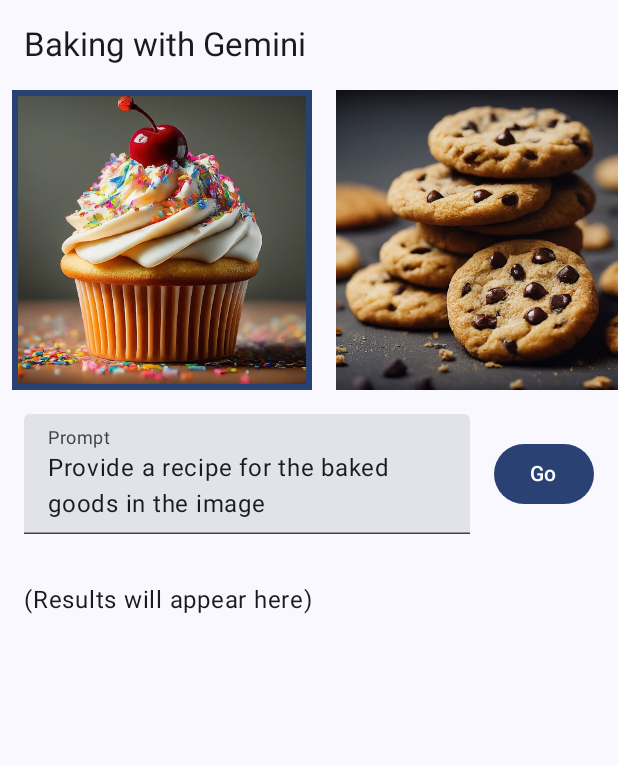
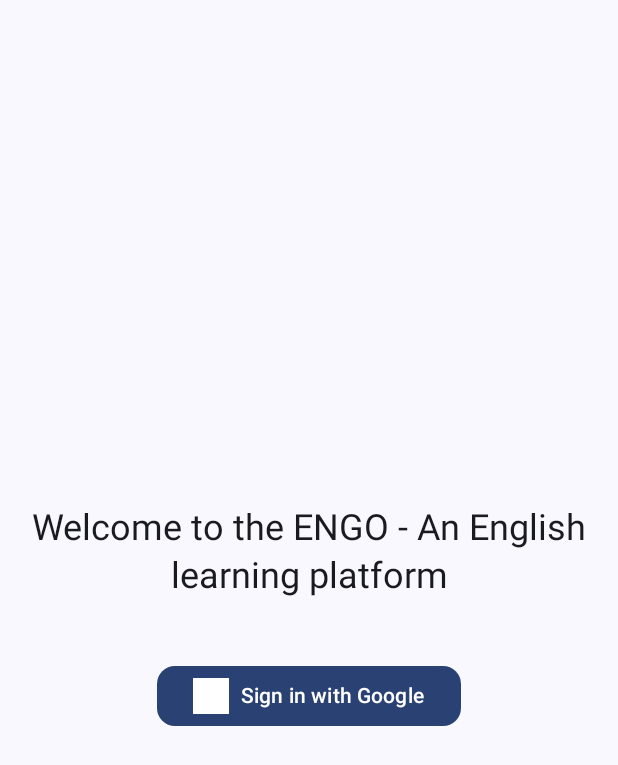
Before and after one commit to saurav12bisht/Engo, an Android app built with Jetpack Compose: the screen it shows after launch (MainActivity), on a phone screen of 412 x 824 dp. Shown: the top 765 px of the screen. Run offline under Robolectric (Android 15) with nearby library versions, the phone set to English and light mode, and no system bars; our stand-ins replace Firebase (no records; nobody signed in at launch, a user with empty details on screens opened directly).

Commit message:
feat: Implement Firebase authentication and navigation
Adds Firebase authentication using Google Sign-In. This includes the necessary dependencies, Google Services plugin, and the default web client ID.

Introduces app navigation using Jetpack Navigation Compose. This sets up the navigation graph with Splash, Login, Home, and Profile screens.

- Creates a `SplashScreen` that navigates to the `LoginScreen`.
- Implements the `LoginScreen` with a "Sign in with Google" button.
- Adds a `HomeScreen` with a bottom navigation bar for switching between Chat and Profile views.
- Replaces the initial `BakingScreen` with the new `AppNavigation` in `MainActivity`.
- Updates project configuration files for Firebase and run targets.

```diff
--- /dev/null
+++ b/app/src/main/java/com/project/engo/AppNavigation.kt
@@ -0,0 +1,42 @@
+package com.project.engo
+
+import androidx.compose.runtime.Composable
+import androidx.navigation.NavHostController
+import androidx.navigation.compose.NavHost
+import androidx.navigation.compose.composable
+import androidx.navigation.compose.rememberNavController
+import com.google.firebase.auth.FirebaseAuth
+import com.project.engo.home.HomeScreen
+import com.project.engo.login.LoginScreen
+import com.project.engo.profile.ProfileScreen
+import com.project.engo.splash.SplashScreen
+
+// Step 1: Define Routes
+sealed class Screen(val route: String) {
+    object Splash : Screen("splash_screen")
+    object Home : Screen("home_screen")
+    object Profile : Screen("profile_screen")
+    object Login : Screen("login_screen")
+}
+
+// Step 2: Navigation Graph
+@Composable
+fun AppNavigation(navController: NavHostController = rememberNavController()) {
+    NavHost(
+        navController = navController,
+        startDestination = Screen.Splash.route
+    ) {
+        composable(Screen.Splash.route) {
+            SplashScreen(navController)
+        }
+        composable(Screen.Home.route) {
+            HomeScreen(navController)
+        }
+        composable(Screen.Profile.route) {
+            ProfileScreen(navController)
+        }
+        composable(Screen.Login.route) {
+            LoginScreen(navController, FirebaseAuth.getInstance())
+        }
+    }
+}
--- a/app/src/main/java/com/project/engo/MainActivity.kt
+++ b/app/src/main/java/com/project/engo/MainActivity.kt
@@ -19,7 +19,7 @@ class MainActivity : ComponentActivity() {
                     modifier = Modifier.fillMaxSize(),
                     color = MaterialTheme.colorScheme.background,
                 ) {
-                    BakingScreen()
+                    AppNavigation()
                 }
             }
         }
--- /dev/null
+++ b/app/src/main/java/com/project/engo/login/LoginScreen.kt
@@ -0,0 +1,114 @@
+package com.project.engo.login
+
+import android.widget.Toast
+import androidx.activity.compose.rememberLauncherForActivityResult
+import androidx.activity.result.contract.ActivityResultContracts
+import androidx.compose.foundation.layout.Arrangement
+import androidx.compose.foundation.layout.Column
+import androidx.compose.foundation.layout.Spacer
+import androidx.compose.foundation.layout.fillMaxSize
+import androidx.compose.foundation.layout.height
+import androidx.compose.foundation.layout.padding
+import androidx.compose.foundation.layout.size
+import androidx.compose.foundation.layout.width
+import androidx.compose.foundation.shape.RoundedCornerShape
+import androidx.compose.material3.Button
+import androidx.compose.material3.Icon
+import androidx.compose.material3.MaterialTheme
+import androidx.compose.material3.Text
+import androidx.compose.runtime.Composable
+import androidx.compose.runtime.remember
+import androidx.compose.ui.Alignment
+import androidx.compose.ui.Modifier
+import androidx.compose.ui.platform.LocalContext
+import androidx.compose.ui.res.painterResource
+import androidx.compose.ui.text.style.TextAlign
+import androidx.compose.ui.unit.dp
+import androidx.navigation.NavHostController
+import com.google.android.gms.auth.api.signin.GoogleSignIn
+import com.google.android.gms.auth.api.signin.GoogleSignInOptions
+import com.google.android.gms.common.api.ApiException
+import com.google.firebase.auth.FirebaseAuth
+import com.google.firebase.auth.GoogleAuthProvider
+import com.project.engo.R
+import com.project.engo.Screen
+
+@Composable
+fun LoginScreen(
+    navController: NavHostController,
+    auth: FirebaseAuth
+) {
+    val context = LocalContext.current
+    val googleSignInClient = remember {
+        val gso = GoogleSignInOptions.Builder(GoogleSignInOptions.DEFAULT_SIGN_IN)
+            .requestIdToken(context.getString(R.string.default_web_client_id)) // from google-services.json
+            .requestEmail()
+            .build()
+        GoogleSignIn.getClient(context, gso)
+    }
+    val launcher = rememberLauncherForActivityResult(
+        contract = ActivityResultContracts.StartActivityForResult()
+    ) { result ->
+        val task = GoogleSignIn.getSignedInAccountFromIntent(result.data)
+        try {
+            val account = task.getResult(ApiException::class.java)!!
+            val credential = GoogleAuthProvider.getCredential(account.idToken, null)
+
+            // Sign in with Firebase
+            auth.signInWithCredential(credential)
+                .addOnCompleteListener { task ->
+                    if (task.isSuccessful) {
+                        val user = auth.currentUser
+                        Toast.makeText(context, "Welcome ${user?.displayName}", Toast.LENGTH_SHORT)
+                            .show()
+
+                        navController.navigate(Screen.Home.route) {
+                            popUpTo(Screen.Profile.route) { inclusive = true }
+                        }
+                    } else {
+                        Toast.makeText(
+                            context,
+                            "Auth Failed: ${task.exception?.message}",
+                            Toast.LENGTH_SHORT
+                        ).show()
+                    }
+                }
+
+        } catch (e: ApiException) {
+            Toast.makeText(context, "Google Sign In Failed: ${e.message}", Toast.LENGTH_SHORT)
+                .show()
+        }
+    }
+
+    Column(
+        modifier = Modifier
+            .fillMaxSize()
+            .padding(20.dp),
+        verticalArrangement = Arrangement.Center,
+        horizontalAlignment = Alignment.CenterHorizontally
+    ) {
+        Text(
+            text = "Welcome to the ENGO - An English learning platform",
+            style = MaterialTheme.typography.headlineSmall,
+            textAlign = TextAlign.Center
+        )
+
+        Spacer(modifier = Modifier.height(40.dp))
+
+        Button(
+            onClick = {
+                val signInIntent = googleSignInClient.signInIntent
+                launcher.launch(signInIntent)
+            },
+            shape = RoundedCornerShape(12.dp)
+        ) {
+            Icon(
+                painter = painterResource(id = R.drawable.baked_goods_1),
+                contentDescription = "Google Icon",
+                modifier = Modifier.size(24.dp)
+            )
+            Spacer(modifier = Modifier.width(8.dp))
+            Text("Sign in with Google")
+        }
+    }
+}
--- /dev/null
+++ b/app/src/main/java/com/project/engo/splash/SplashScreen.kt
@@ -0,0 +1,18 @@
+package com.project.engo.splash
+
+import androidx.compose.runtime.Composable
+import androidx.navigation.NavHostController
+import com.project.engo.Screen
+
+@Composable
+fun SplashScreen(navController: NavHostController) {
+    // Do your splash logic here
+    // Navigate after delay
+    androidx.compose.runtime.LaunchedEffect(Unit) {
+        kotlinx.coroutines.delay(2000)
+        navController.navigate(Screen.Login.route) {
+            popUpTo(Screen.Splash.route) { inclusive = true }
+        }
+    }
+    androidx.compose.material3.Text(text = "Splash Screen")
+}
--- a/app/src/main/res/values/strings.xml
+++ b/app/src/main/res/values/strings.xml
@@ -8,4 +8,5 @@
     <string name="image2_description">Cookies</string>
     <string name="image3_description">Cake</string>
     <string name="results_placeholder">(Results will appear here)</string>
+    <string name="default_web_client_id">225343693741-8rkpg5f4mpu679f0dpkt4vtad9ngbuu8.apps.googleusercontent.com</string>
 </resources>
--- a/build.gradle.kts
+++ b/build.gradle.kts
@@ -4,4 +4,5 @@ plugins {
     alias(libs.plugins.kotlin.android) apply false
     alias(libs.plugins.kotlin.compose) apply false
     alias(libs.plugins.google.android.libraries.mapsplatform.secrets.gradle.plugin) apply false
+    alias(libs.plugins.google.gms.google.services) apply false
 }
```
Also changed, not shown: app/build.gradle.kts (+8 -0 lines), app/src/main/java/com/project/engo/home/HomeScreen.kt (added, +83 -0 lines), app/src/main/java/com/project/engo/profile/ProfileScreen.kt (added, +9 -0 lines), gradle/libs.versions.toml (+18 -0 lines).
